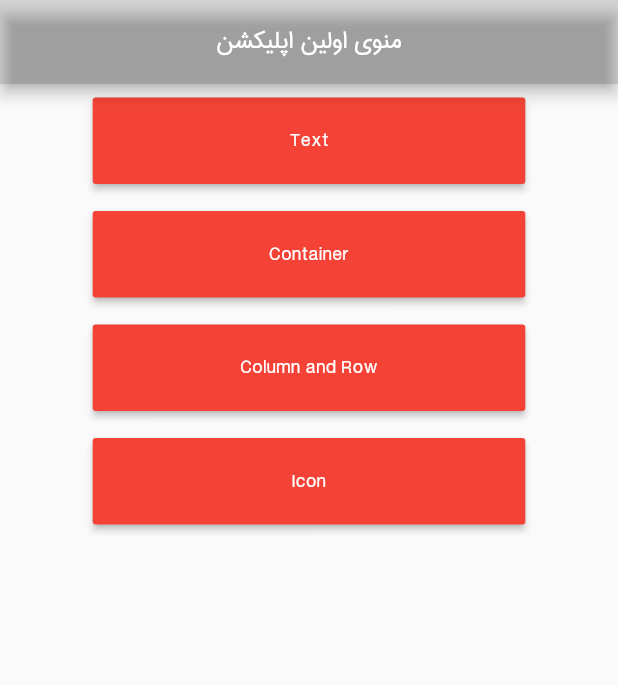
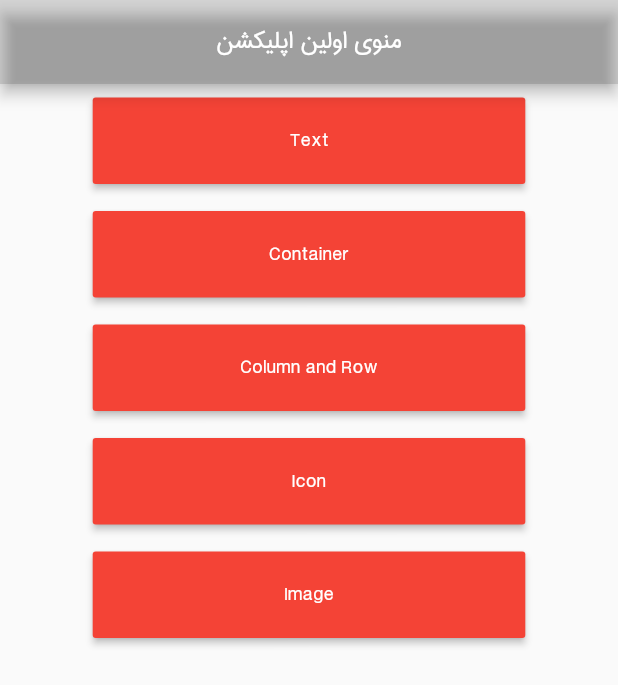
Before and after one commit to MKarimi21/FlutterDartCourse-Seraj, a Flutter app: the screen it shows after launch, on a phone screen of 412 x 824 dp. Shown: the top 685 px of the screen. Run offline on Flutter 3.47's test engine with Material 2 defaults, Android fonts, the phone set to English and light mode, and no system bars.

Commit message:
add image page

```diff
--- a/section05rev02/lib/main.dart
+++ b/section05rev02/lib/main.dart
@@ -1,6 +1,7 @@
 import 'package:flutter/material.dart';
 import 'package:section05rev02/widgets/container_widget.dart';
 import 'package:section05rev02/widgets/icon_widget.dart';
+import 'package:section05rev02/widgets/image_widget.dart';
 import 'package:section05rev02/widgets/row_widget.dart';
 import 'package:section05rev02/widgets/text_widget.dart';
 
@@ -107,6 +108,21 @@ class _HomePageState extends State<HomePage> {
                     style: TextStyle(color: Colors.white),
                   ),
                 )),
+            Container(
+                width: MediaQuery.of(context).size.width * 0.7,
+                height: MediaQuery.of(context).size.height * 0.07,
+                margin: EdgeInsets.symmetric(vertical: 9),
+                child: MaterialButton(
+                  color: Colors.red,
+                  onPressed: () {
+                    Navigator.push(context,
+                        MaterialPageRoute(builder: (builder) => ImageWidget()));
+                  },
+                  child: Text(
+                    "Image",
+                    style: TextStyle(color: Colors.white),
+                  ),
+                )),
           ],
         ),
       ),
```
Also changed, not shown: section05rev02/lib/widgets/image_widget.dart (added, +55 -0 lines).
